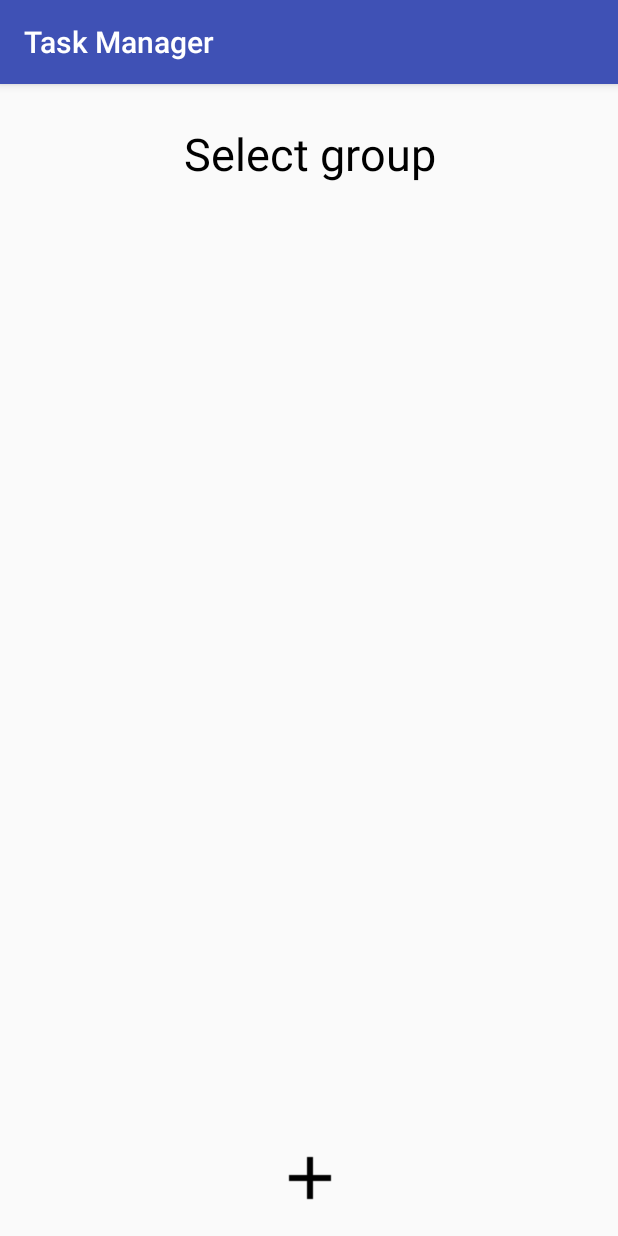
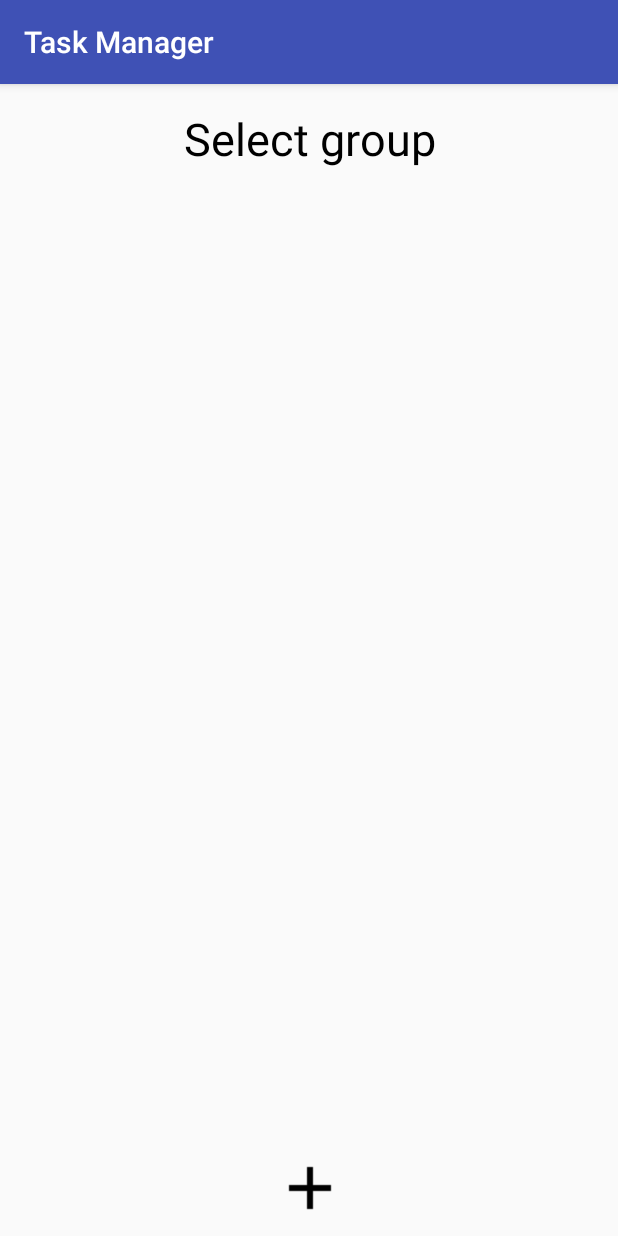
Before and after one commit to myoutspace/Project, an Android app: the GroupSelection screen opened directly, with no data from a screen before it, on a phone screen of 412 x 824 dp. Run offline under Robolectric (Android 15) with nearby library versions, the phone set to English and light mode, and no system bars.

Commit message:
small changes

```diff
--- a/TaskManager/app/src/main/java/main/taskmanager/javaActions/User.java
+++ b/TaskManager/app/src/main/java/main/taskmanager/javaActions/User.java
@@ -62,10 +62,10 @@ public class User {
     }
 
     public void removePoints(Integer pointsToRemove){
-        this.pointAmount =- pointsToRemove;
+        this.pointAmount = this.pointAmount - pointsToRemove;
     }
 
     public void addPoints(Integer pointsToAdd){
-        this.pointAmount =+ pointsToAdd;
+        this.pointAmount = this.pointAmount + pointsToAdd;
     }
 }
--- a/TaskManager/app/src/main/res/layout/activity_group_selection.xml
+++ b/TaskManager/app/src/main/res/layout/activity_group_selection.xml
@@ -14,25 +14,25 @@
         android:layout_marginEnd="8dp"
         android:layout_marginStart="8dp"
         android:layout_marginTop="16dp"
-        android:paddingTop="10sp"
+        android:paddingTop="0dp"
         android:text="@string/choose_a_group"
         android:textAlignment="center"
         android:textColor="@android:color/black"
         android:textSize="30sp"
         app:layout_constraintEnd_toEndOf="parent"
         app:layout_constraintStart_toStartOf="parent"
-        app:layout_constraintTop_toTopOf="parent" />
+        app:layout_constraintTop_toTopOf="parent"/>
 
     <ListView
         android:id="@+id/groupList"
         android:layout_width="match_parent"
         android:layout_height="0dp"
         android:layout_marginBottom="70dp"
-        android:layout_marginTop="30sp"
+        android:layout_marginTop="10dp"
         android:paddingTop="10sp"
         app:layout_constraintBottom_toBottomOf="parent"
         app:layout_constraintTop_toBottomOf="@+id/selectGroupText"
-        tools:layout_editor_absoluteX="0dp" />
+        tools:layout_editor_absoluteX="0dp"/>
 
     <ImageButton
         android:id="@+id/addNewGroup"
@@ -45,9 +45,11 @@
         android:onClick="onAddGroup"
         app:layout_constraintBottom_toBottomOf="parent"
         app:layout_constraintEnd_toEndOf="parent"
+        app:layout_constraintHorizontal_bias="0.0"
         app:layout_constraintStart_toStartOf="parent"
         app:layout_constraintTop_toBottomOf="@+id/groupList"
-        app:srcCompat="@drawable/addnocircle" />
+        app:layout_constraintVertical_bias="1.0"
+        app:srcCompat="@drawable/addnocircle"/>
 
 
 </android.support.constraint.ConstraintLayout>
```
